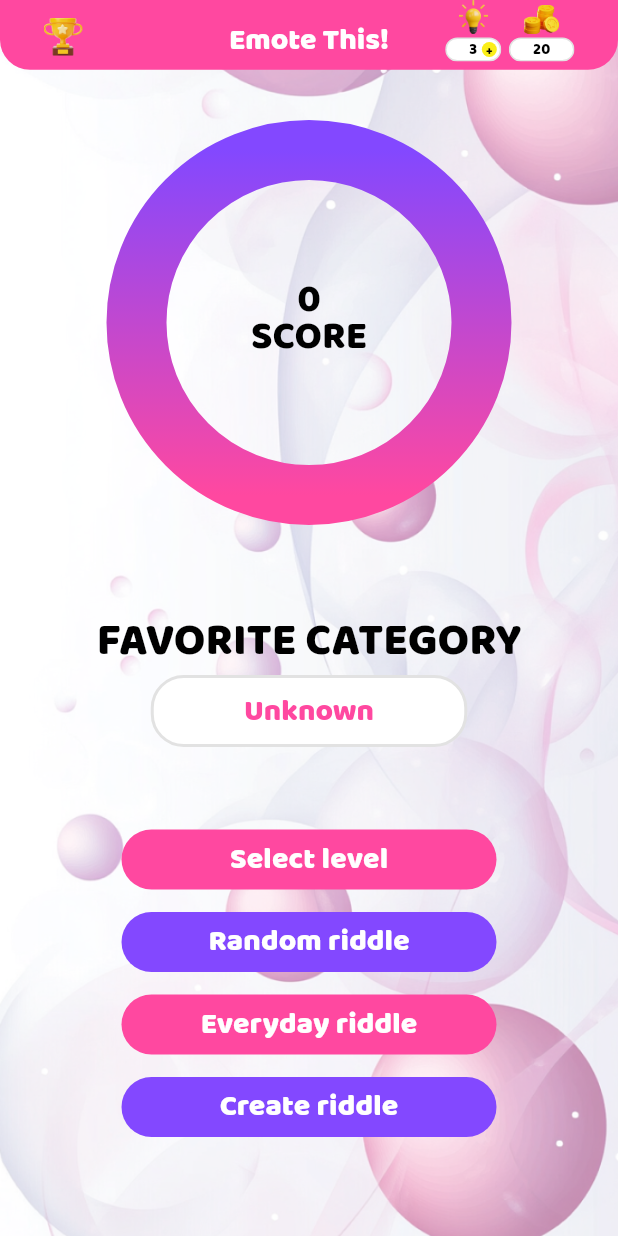
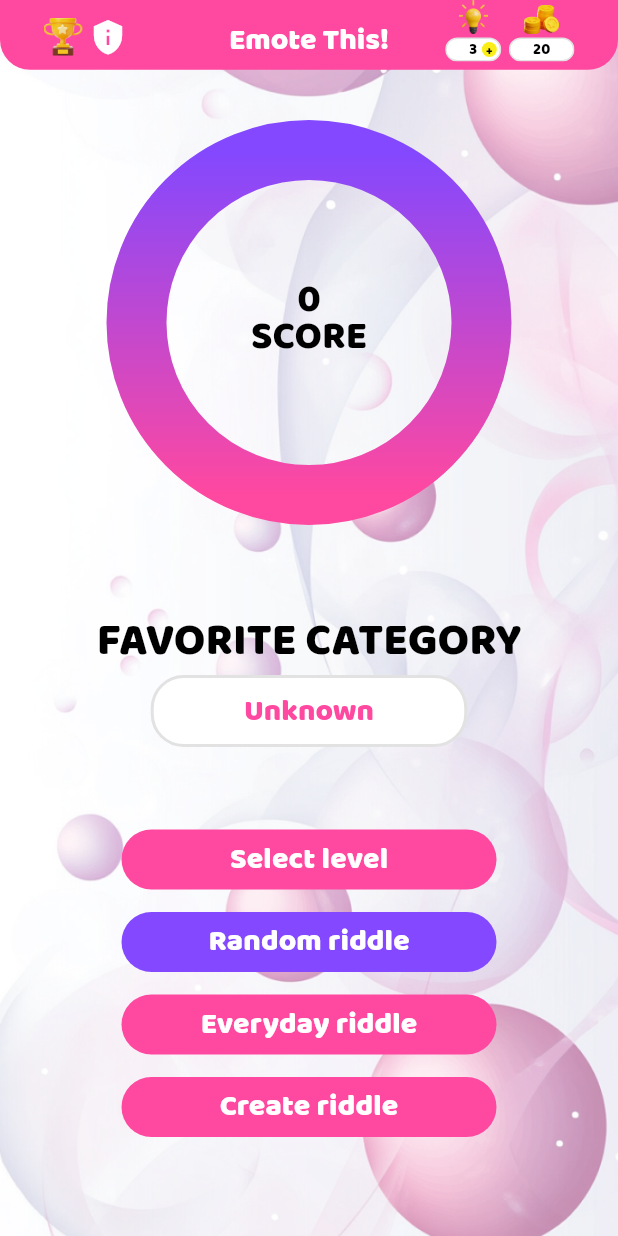
Before and after one commit to jaanaling/emote, a Flutter app: the HomeScreen screen opened by its route, on a phone screen of 412 x 824 dp. Run offline on Flutter 3.47's test engine with Material 3 defaults, Android fonts, the phone set to English and light mode, and no system bars; our stand-ins replace bloc, emoji_picker_flutter, equatable, firebase_core, fl_chart, flutter_bloc and 6 more; missing offline and left inert: core_amplitude, core_logic, haptic_feedback; accounts and stored records are empty; statements that could not run were skipped.

Commit message:
added privacy

```diff
--- a/lib/routes/go_router_config.dart
+++ b/lib/routes/go_router_config.dart
@@ -45,6 +45,17 @@ GoRouter buildGoRouter = GoRouter(
                   path: RouteValue.achievements.path,
                   builder: (BuildContext context, GoRouterState state) {
                     return AchievementsScreen();
+                  },
+                ),
+                GoRoute(
+                  parentNavigatorKey: _rootNavigatorKey,
+                  path: RouteValue.privicy.path,
+                  pageBuilder: (context, state) {
+                    return NoTransitionPage(
+                      child: PrivicyScreen(
+                        key: UniqueKey(),
+                      ),
+                    );
                   },
                 ),
                 GoRoute(
--- a/lib/routes/route_value.dart
+++ b/lib/routes/route_value.dart
@@ -20,6 +20,7 @@ enum RouteValue {
   quiz(
     path: 'quiz',
   ),
+  privicy(path: 'privicy'),
 
   unknown(
     path: '',
--- a/lib/ui_kit/app_bar.dart
+++ b/lib/ui_kit/app_bar.dart
@@ -82,6 +82,25 @@ class AppBarWidget extends StatelessWidget {
                           height: 25,
                           image: AssetImage(
                               IconProvider.achievements.buildImageUrl()),
+                        ),
+                      ),
+                    ),
+                  ),
+                  Padding(
+                    padding: const EdgeInsets.only(bottom: 4, left: 4),
+                    child: Material(
+                      color: Colors.transparent,
+                      child: InkWell(
+                        onTap: () {
+                          context.push(
+                            '${RouteValue.home.path}/${RouteValue.privicy.path}',
+                          );
+                        },
+                        borderRadius: BorderRadius.circular(32),
+                        child: Ink(
+                          width: 26,
+                          height: 25,
+                          child: Icon(Icons.privacy_tip, size: 25, color: Colors.white,),
                         ),
                       ),
                     ),
```
Also changed, not shown: lib/src/feature/game/presentation/home_screen.dart (+114 -34 lines).
